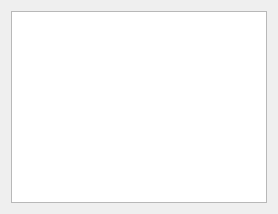
Qt form src/ITrackToolWidget.ui (ntruchsess/QLandkarteGT) before a commit.
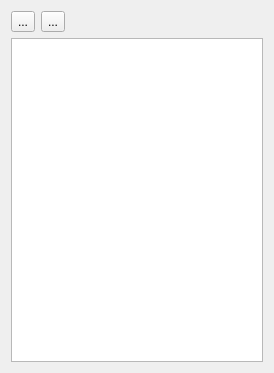
The same form after that commit.

Commit message: add sorting tracks by time

Patch:
```diff
--- a/src/ITrackToolWidget.ui
+++ b/src/ITrackToolWidget.ui
@@ -1,13 +1,70 @@
 <ui version="4.0" >
  <class>ITrackToolWidget</class>
- <widget class="QWidget" name="ITrackToolWidget" >
-  <property name="windowTitle" >
+ <widget class="QWidget" name="ITrackToolWidget">
+  <property name="geometry">
+   <rect>
+    <x>0</x>
+    <y>0</y>
+    <width>274</width>
+    <height>373</height>
+   </rect>
+  </property>
+  <property name="windowTitle">
    <string>Form</string>
   </property>
-  <layout class="QVBoxLayout" >
+  <layout class="QVBoxLayout" name="verticalLayout">
    <item>
-    <widget class="QListWidget" name="listTracks" >
-     <property name="contextMenuPolicy" >
+    <layout class="QHBoxLayout" name="horizontalLayout">
+     <item>
+      <widget class="QToolButton" name="toolSortAlpha">
+       <property name="toolTip">
+        <string>Sort by name</string>
+       </property>
+       <property name="text">
+        <string>...</string>
+       </property>
+       <property name="checkable">
+        <bool>true</bool>
+       </property>
+       <property name="autoExclusive">
+        <bool>true</bool>
+       </property>
+      </widget>
+     </item>
+     <item>
+      <widget class="QToolButton" name="toolSortTime">
+       <property name="toolTip">
+        <string>Sort by time (start)</string>
+       </property>
+       <property name="text">
+        <string>...</string>
+       </property>
+       <property name="checkable">
+        <bool>true</bool>
+       </property>
+       <property name="autoExclusive">
+        <bool>true</bool>
+       </property>
+      </widget>
+     </item>
+     <item>
+      <spacer name="horizontalSpacer">
+       <property name="orientation">
+        <enum>Qt::Horizontal</enum>
+       </property>
+       <property name="sizeHint" stdset="0">
+        <size>
+         <width>40</width>
+         <height>20</height>
+        </size>
+       </property>
+      </spacer>
+     </item>
+    </layout>
+   </item>
+   <item>
+    <widget class="QListWidget" name="listTracks">
+     <property name="contextMenuPolicy">
       <enum>Qt::CustomContextMenu</enum>
      </property>
      <property name="selectionMode" >
```
Left out of the diff: 7 changed lines with no effect on the pictures. The commit also changes 5 other files.
